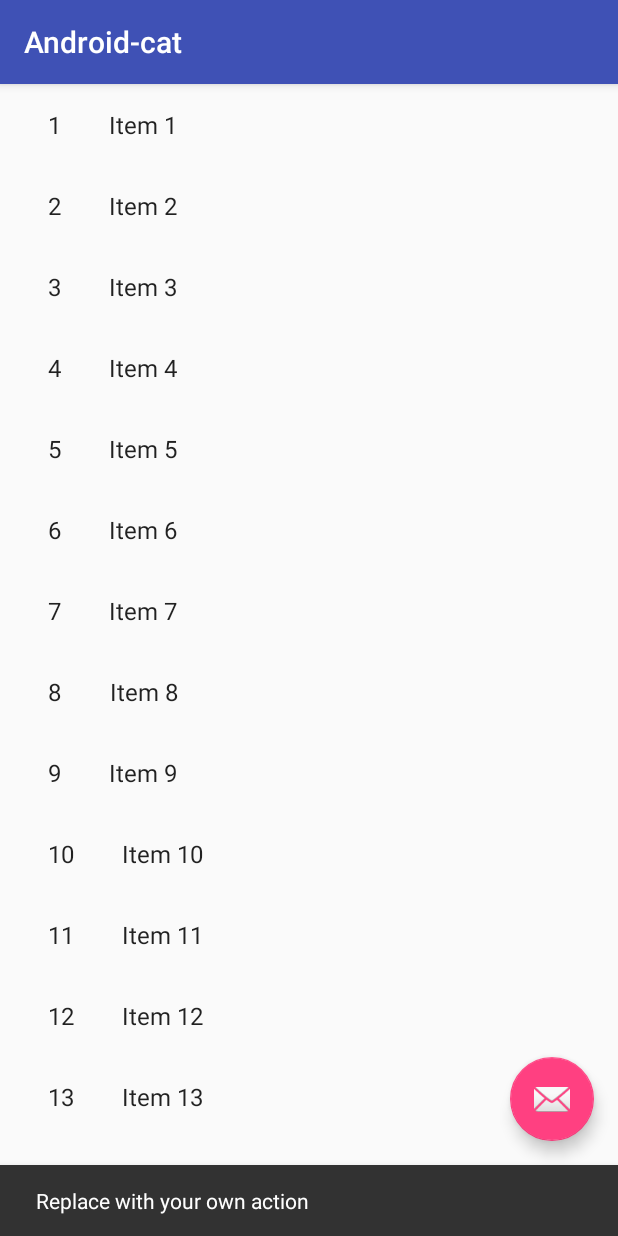
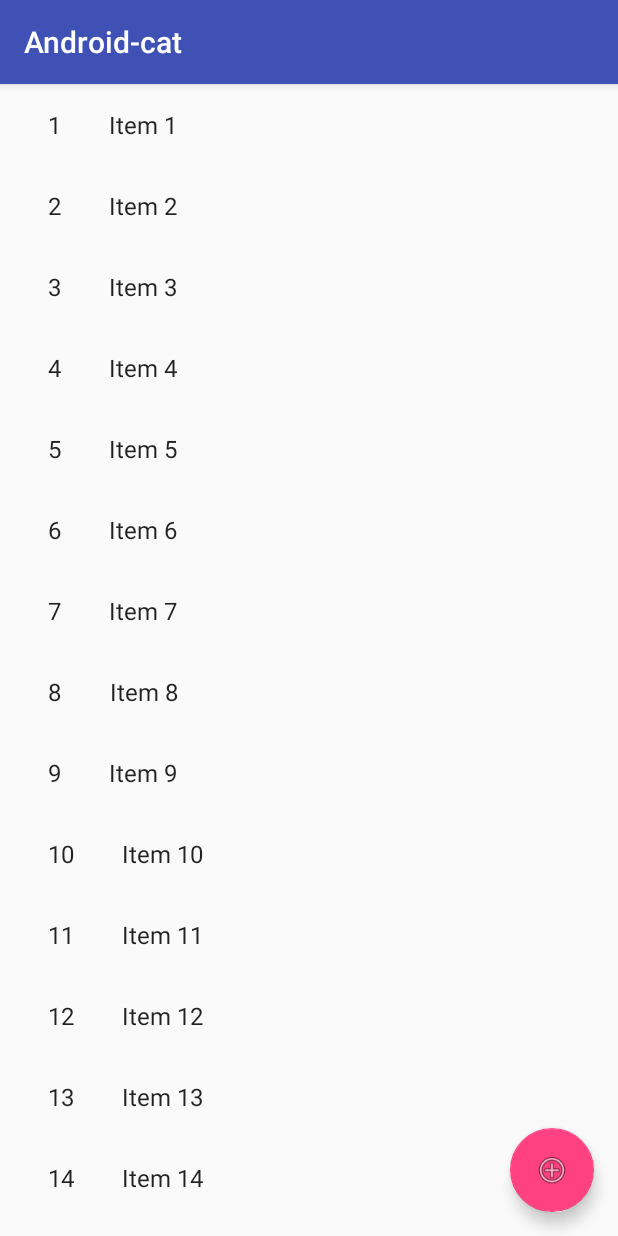
Before and after one commit to Slunger/Android-cat, an Android app: the screen it shows after launch (ItemListActivity), after a tap on an icon or button, on a phone screen of 412 x 824 dp. Run offline under Robolectric (Android 15) with nearby library versions, the phone set to English and light mode, and no system bars.

Commit message:
refactoring project

```diff
--- a/app/src/main/java/com/cats/android/ItemListActivity.java
+++ b/app/src/main/java/com/cats/android/ui/activities/ItemListActivity.java
@@ -1,4 +1,4 @@
-package com.cats.android;
+package com.cats.android.ui.activities;
 
 import android.content.Context;
 import android.content.Intent;
@@ -13,9 +13,12 @@ import android.view.LayoutInflater;
 import android.view.View;
 import android.view.ViewGroup;
 import android.widget.TextView;
+import android.widget.Toast;
 
 
+import com.cats.android.R;
 import com.cats.android.dummy.DummyContent;
+import com.cats.android.ui.fragments.ItemDetailFragment;
 
 import java.util.List;
 
@@ -48,8 +51,7 @@ public class ItemListActivity extends AppCompatActivity {
         fab.setOnClickListener(new View.OnClickListener() {
             @Override
             public void onClick(View view) {
-                Snackbar.make(view, "Replace with your own action", Snackbar.LENGTH_LONG)
-                        .setAction("Action", null).show();
+                Toast.makeText(getApplicationContext(), "Add", Toast.LENGTH_LONG).show();
             }
         });
 
--- a/app/src/main/res/layout-w900dp/item_list.xml
+++ b/app/src/main/res/layout-w900dp/item_list.xml
@@ -9,7 +9,7 @@
     android:divider="?android:attr/dividerHorizontal"
     android:orientation="horizontal"
     android:showDividers="middle"
-    tools:context="com.cats.android.ItemListActivity">
+    tools:context="com.cats.android.ui.activities.ItemListActivity">
 
     <!--
     This layout is a two-pane layout for the Items
@@ -26,7 +26,7 @@
         android:layout_marginLeft="16dp"
         android:layout_marginRight="16dp"
         app:layoutManager="LinearLayoutManager"
-        tools:context="com.cats.android.ItemListActivity"
+        tools:context="com.cats.android.ui.activities.ItemListActivity"
         tools:listitem="@layout/item_list_content" />
 
     <FrameLayout
--- a/app/src/main/res/layout/activity_item_detail.xml
+++ b/app/src/main/res/layout/activity_item_detail.xml
@@ -4,7 +4,7 @@
     android:layout_width="match_parent"
     android:layout_height="match_parent"
     android:fitsSystemWindows="true"
-    tools:context="com.cats.android.ItemDetailActivity"
+    tools:context="com.cats.android.ui.activities.ItemDetailActivity"
     tools:ignore="MergeRootFrame">
 
     <android.support.design.widget.AppBarLayout
@@ -48,6 +48,7 @@
         android:layout_margin="@dimen/fab_margin"
         app:layout_anchor="@+id/item_detail_container"
         app:layout_anchorGravity="top|end"
-        app:srcCompat="@android:drawable/stat_notify_chat" />
+        app:srcCompat="@android:drawable/ic_menu_edit"
+        app:rippleColor="@android:color/white" />
 
 </android.support.design.widget.CoordinatorLayout>
--- a/app/src/main/res/layout/activity_item_list.xml
+++ b/app/src/main/res/layout/activity_item_list.xml
@@ -5,7 +5,7 @@
     android:layout_width="match_parent"
     android:layout_height="match_parent"
     android:fitsSystemWindows="true"
-    tools:context="com.cats.android.ItemListActivity">
+    tools:context="com.cats.android.ui.activities.ItemListActivity">
 
     <android.support.design.widget.AppBarLayout
         android:id="@+id/app_bar"
@@ -36,7 +36,8 @@
         android:layout_height="wrap_content"
         android:layout_gravity="bottom|end"
         android:layout_margin="@dimen/fab_margin"
-        app:srcCompat="@android:drawable/ic_dialog_email" />
+        app:srcCompat="@android:drawable/ic_menu_add"
+        app:rippleColor="@android:color/white" />
 
 
 </android.support.design.widget.CoordinatorLayout>
--- a/app/src/main/res/layout/item_detail.xml
+++ b/app/src/main/res/layout/item_detail.xml
@@ -6,4 +6,4 @@
     android:layout_height="match_parent"
     android:padding="16dp"
     android:textIsSelectable="true"
-    tools:context="com.cats.android.ItemDetailFragment" />
+    tools:context="com.cats.android.ui.fragments.ItemDetailFragment" />
--- a/app/src/main/res/layout/item_list.xml
+++ b/app/src/main/res/layout/item_list.xml
@@ -9,5 +9,5 @@
     android:layout_marginLeft="16dp"
     android:layout_marginRight="16dp"
     app:layoutManager="LinearLayoutManager"
-    tools:context="com.cats.android.ItemListActivity"
+    tools:context="com.cats.android.ui.activities.ItemListActivity"
     tools:listitem="@layout/item_list_content" />
--- a/app/src/main/res/values/strings.xml
+++ b/app/src/main/res/values/strings.xml
@@ -1,4 +1,6 @@
 <resources>
     <string name="app_name">Android-cat</string>
     <string name="title_item_detail">Item Detail</string>
+    <string name="reload">Reload</string>
+    <string name="addCat">Add</string>
 </resources>
```
Also changed, not shown: app/src/main/AndroidManifest.xml (+6 -4 lines), app/src/main/java/com/cats/android/ui/activities/ItemDetailActivity.java (renamed from app/src/main/java/com/cats/android/ItemDetailActivity.java, +6 -10 lines), app/src/main/java/com/cats/android/ui/fragments/ItemDetailFragment.java (renamed from app/src/main/java/com/cats/android/ItemDetailFragment.java, +6 -16 lines).
